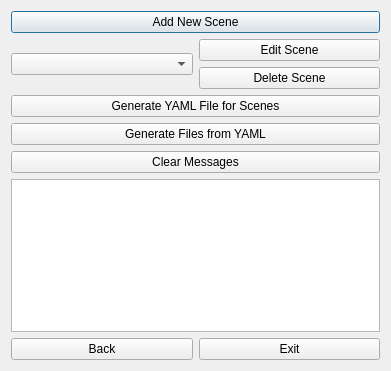
Old version of the form workcell_builder/workcell_builder/gui/scene_select.ui in the repository Mukaram01/Easy_Manipulator_Improved.
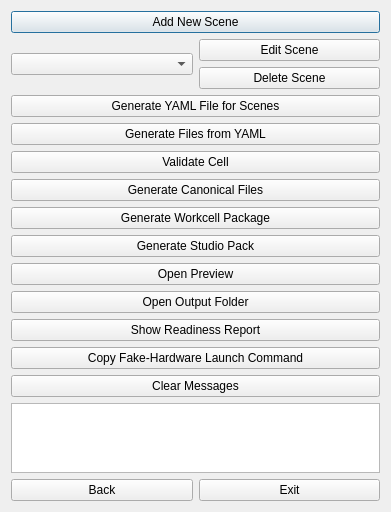
New version of the form.

Commit message: Add workcell_builder GUI workflow actions and headless generation backend

The edit to the form file:
```diff
--- a/workcell_builder/workcell_builder/gui/scene_select.ui
+++ b/workcell_builder/workcell_builder/gui/scene_select.ui
@@ -84,6 +84,47 @@
        </property>
       </widget>
      </item>
+
+     <item>
+      <widget class="QPushButton" name="validate_cell">
+       <property name="text"><string>Validate Cell</string></property>
+      </widget>
+     </item>
+     <item>
+      <widget class="QPushButton" name="generate_canonical_files">
+       <property name="text"><string>Generate Canonical Files</string></property>
+      </widget>
+     </item>
+     <item>
+      <widget class="QPushButton" name="generate_workcell_package">
+       <property name="text"><string>Generate Workcell Package</string></property>
+      </widget>
+     </item>
+     <item>
+      <widget class="QPushButton" name="generate_studio_pack">
+       <property name="text"><string>Generate Studio Pack</string></property>
+      </widget>
+     </item>
+     <item>
+      <widget class="QPushButton" name="open_preview">
+       <property name="text"><string>Open Preview</string></property>
+      </widget>
+     </item>
+     <item>
+      <widget class="QPushButton" name="open_output_folder">
+       <property name="text"><string>Open Output Folder</string></property>
+      </widget>
+     </item>
+     <item>
+      <widget class="QPushButton" name="show_readiness_report">
+       <property name="text"><string>Show Readiness Report</string></property>
+      </widget>
+     </item>
+     <item>
+      <widget class="QPushButton" name="copy_fake_hardware_launch_command">
+       <property name="text"><string>Copy Fake-Hardware Launch Command</string></property>
+      </widget>
+     </item>
      <item>
       <widget class="QPushButton" name="clear_logs">
        <property name="toolTip">
```
The commit also changes 8 other files.
